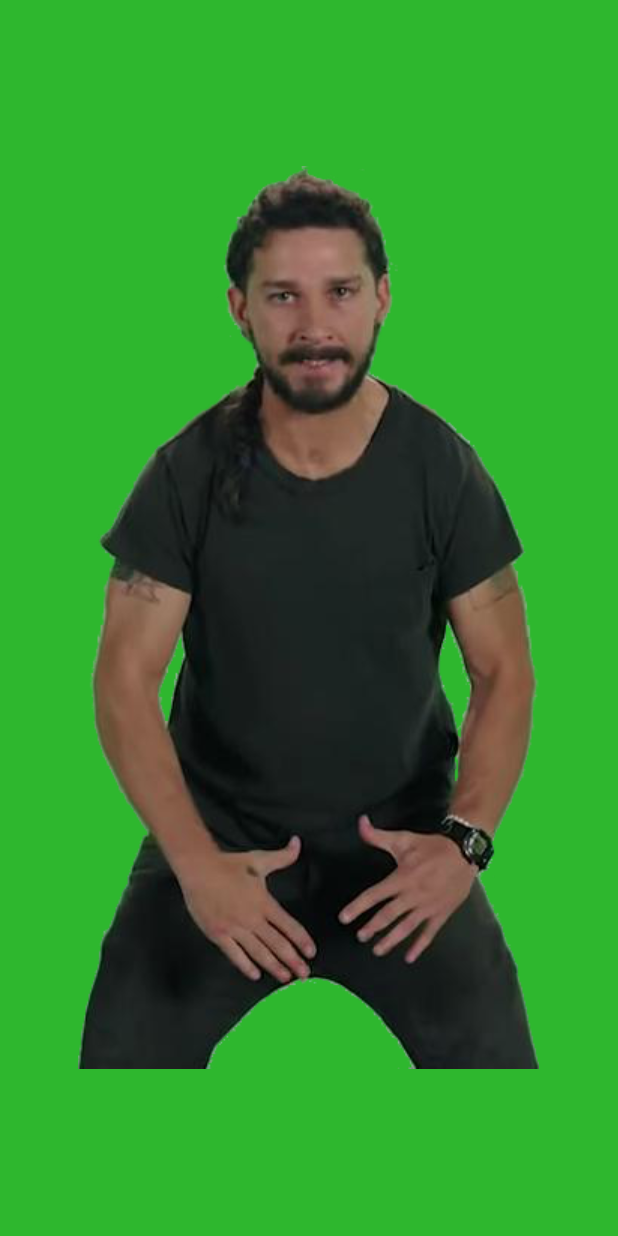
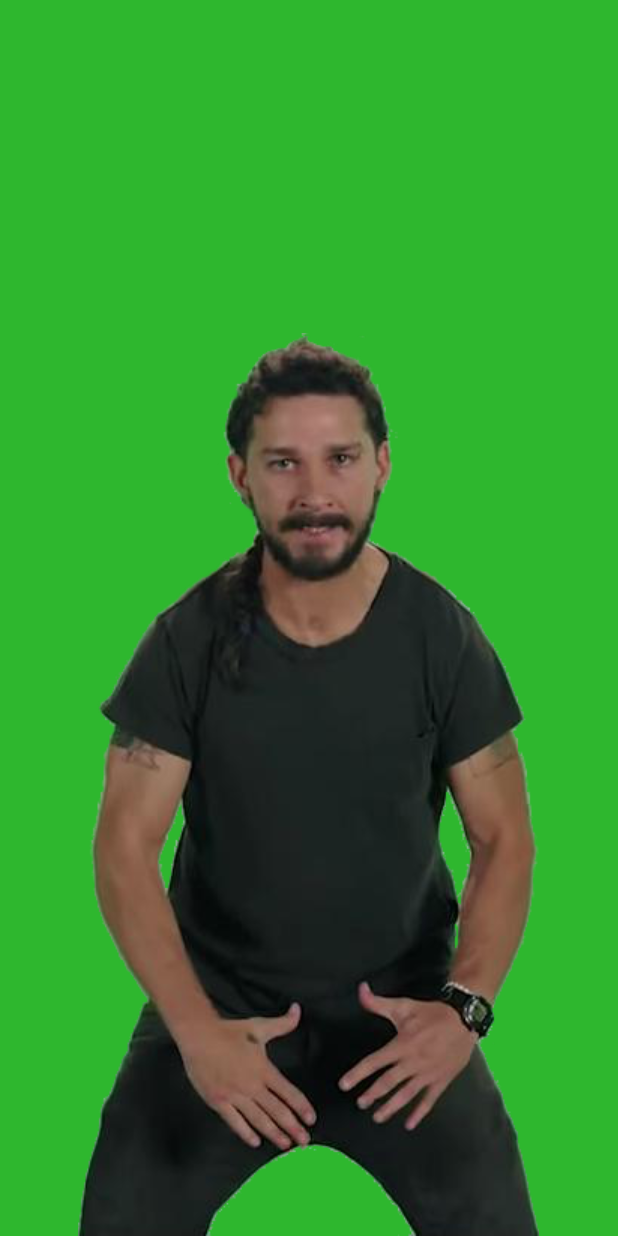
Before and after one commit to dmt5dh/JustDoIt, an Android app: the screen it shows after launch (MainActivity), on a phone screen of 412 x 824 dp. Run offline under Robolectric (Android 15) with nearby library versions, the phone set to English and light mode, and no system bars.

Commit message:
Mouth movement functionality

```diff
--- a/app/src/main/AndroidManifest.xml
+++ b/app/src/main/AndroidManifest.xml
@@ -4,14 +4,14 @@
 
     <application
         android:allowBackup="true"
-        android:icon="@mipmap/ic_launcher"
+        android:icon="@drawable/shiaicon"
         android:label="@string/app_name"
         android:supportsRtl="true"
-        android:theme="@style/AppTheme" >
+        android:theme="@android:style/Theme.NoTitleBar.Fullscreen" >
         <activity
             android:name=".MainActivity"
             android:label="@string/app_name"
-            android:theme="@style/AppTheme.NoActionBar" >
+            android:theme="@android:style/Theme.NoTitleBar.Fullscreen" >
             <intent-filter>
                 <action android:name="android.intent.action.MAIN" />
 
--- /dev/null
+++ b/app/src/main/res/drawable/animation0.xml
@@ -0,0 +1,5 @@
+<animation-list xmlns:android="http://schemas.android.com/apk/res/android" android:oneshot="true">
+    <item android:drawable="@drawable/shiaopen" android:duration="200" />
+    <item android:drawable="@drawable/shia" android:duration="100" />
+    <item android:drawable="@drawable/shiaopen" android:duration="1" />
+</animation-list>
--- /dev/null
+++ b/app/src/main/res/drawable/animation1.xml
@@ -0,0 +1,6 @@
+<animation-list xmlns:android="http://schemas.android.com/apk/res/android"
+    android:oneshot="true">
+    <item android:drawable="@drawable/shiaopen" android:duration="250" />
+    <item android:drawable="@drawable/shia" android:duration="50" />
+    <item android:drawable="@drawable/shiaopen" android:duration="1" />
+</animation-list>
--- /dev/null
+++ b/app/src/main/res/drawable/animation10.xml
@@ -0,0 +1,16 @@
+<animation-list xmlns:android="http://schemas.android.com/apk/res/android"
+    android:oneshot="true">
+    <item android:drawable="@drawable/shiaopen" android:duration="250" />
+    <item android:drawable="@drawable/shia" android:duration="50" />
+    <item android:drawable="@drawable/shiaopen" android:duration="100"/>
+    <item android:drawable="@drawable/shia" android:duration="50" />
+    <item android:drawable="@drawable/shiaopen" android:duration="200"/>
+    <item android:drawable="@drawable/shia" android:duration="200" />
+    <item android:drawable="@drawable/shiaopen" android:duration="150"/>
+    <item android:drawable="@drawable/shia" android:duration="25" />
+    <item android:drawable="@drawable/shiaopen" android:duration="175"/>
+    <item android:drawable="@drawable/shia" android:duration="150" />
+    <item android:drawable="@drawable/shiaopen" android:duration="150"/>
+    <item android:drawable="@drawable/shia" android:duration="50" />
+    <item android:drawable="@drawable/shiaopen" android:duration="1"/>
+</animation-list>
--- /dev/null
+++ b/app/src/main/res/drawable/animation11.xml
@@ -0,0 +1,8 @@
+<animation-list xmlns:android="http://schemas.android.com/apk/res/android"
+    android:oneshot="true">
+    <item android:drawable="@drawable/shiaopen" android:duration="200" />
+    <item android:drawable="@drawable/shia" android:duration="100" />
+    <item android:drawable="@drawable/shiaopen" android:duration="150"/>
+    <item android:drawable="@drawable/shia" android:duration="50" />
+    <item android:drawable="@drawable/shiaopen" android:duration="1"/>
+</animation-list>
--- /dev/null
+++ b/app/src/main/res/drawable/animation12.xml
@@ -0,0 +1,15 @@
+<animation-list xmlns:android="http://schemas.android.com/apk/res/android"
+    android:oneshot="true">
+    <item android:drawable="@drawable/shiaopen" android:duration="150" />
+    <item android:drawable="@drawable/shia" android:duration="50" />
+    <item android:drawable="@drawable/shiaopen" android:duration="150"/>
+    <item android:drawable="@drawable/shia" android:duration="100" />
+    <item android:drawable="@drawable/shiaopen" android:duration="100"/>
+    <item android:drawable="@drawable/shia" android:duration="50" />
+    <item android:drawable="@drawable/shiaopen" android:duration="100"/>
+    <item android:drawable="@drawable/shia" android:duration="100" />
+    <item android:drawable="@drawable/shiaopen" android:duration="150"/>
+    <item android:drawable="@drawable/shia" android:duration="100" />
+    <item android:drawable="@drawable/shiaopen" android:duration="200"/>
+    <item android:drawable="@drawable/shia" android:duration="1" />
+</animation-list>
--- /dev/null
+++ b/app/src/main/res/drawable/animation2.xml
@@ -0,0 +1,16 @@
+<animation-list xmlns:android="http://schemas.android.com/apk/res/android"
+    android:oneshot="true">
+    <item android:drawable="@drawable/shiaopen" android:duration="200" />
+    <item android:drawable="@drawable/shia" android:duration="100" />
+    <item android:drawable="@drawable/shiaopen" android:duration="200"/>
+    <item android:drawable="@drawable/shia" android:duration="50" />
+    <item android:drawable="@drawable/shiaopen" android:duration="150"/>
+    <item android:drawable="@drawable/shia" android:duration="50" />
+    <item android:drawable="@drawable/shiaopen" android:duration="550"/>
+    <item android:drawable="@drawable/shia" android:duration="50" />
+    <item android:drawable="@drawable/shiaopen" android:duration="150"/>
+    <item android:drawable="@drawable/shia" android:duration="50" />
+    <item android:drawable="@drawable/shiaopen" android:duration="400"/>
+    <item android:drawable="@drawable/shia" android:duration="1" />
+
+</animation-list>
--- /dev/null
+++ b/app/src/main/res/drawable/animation3.xml
@@ -0,0 +1,9 @@
+<animation-list xmlns:android="http://schemas.android.com/apk/res/android"
+    android:oneshot="true">
+    <item android:drawable="@drawable/shiaopen" android:duration="450" />
+    <item android:drawable="@drawable/shia" android:duration="300" />
+    <item android:drawable="@drawable/shiaopen" android:duration="150"/>
+    <item android:drawable="@drawable/shia" android:duration="50" />
+    <item android:drawable="@drawable/shiaopen" android:duration="200"/>
+    <item android:drawable="@drawable/shia" android:duration="1" />
+</animation-list>
--- /dev/null
+++ b/app/src/main/res/drawable/animation4.xml
@@ -0,0 +1,9 @@
+<animation-list xmlns:android="http://schemas.android.com/apk/res/android"
+    android:oneshot="true">
+    <item android:drawable="@drawable/shiaopen" android:duration="450" />
+    <item android:drawable="@drawable/shia" android:duration="300" />
+    <item android:drawable="@drawable/shiaopen" android:duration="150"/>
+    <item android:drawable="@drawable/shia" android:duration="50" />
+    <item android:drawable="@drawable/shiaopen" android:duration="200"/>
+    <item android:drawable="@drawable/shia" android:duration="1" />
+</animation-list>
--- /dev/null
+++ b/app/src/main/res/drawable/animation5.xml
@@ -0,0 +1,9 @@
+<animation-list xmlns:android="http://schemas.android.com/apk/res/android"
+    android:oneshot="true">
+    <item android:drawable="@drawable/shiaopen" android:duration="450" />
+    <item android:drawable="@drawable/shia" android:duration="1100" />
+    <item android:drawable="@drawable/shiaopen" android:duration="250"/>
+    <item android:drawable="@drawable/shia" android:duration="50" />
+    <item android:drawable="@drawable/shiaopen" android:duration="300"/>
+    <item android:drawable="@drawable/shia" android:duration="1" />
+</animation-list>
--- /dev/null
+++ b/app/src/main/res/drawable/animation6.xml
@@ -0,0 +1,10 @@
+<animation-list xmlns:android="http://schemas.android.com/apk/res/android"
+    android:oneshot="true">
+    <item android:drawable="@drawable/shiaopen" android:duration="400" />
+    <item android:drawable="@drawable/shia" android:duration="100" />
+    <item android:drawable="@drawable/shiaopen" android:duration="100"/>
+    <item android:drawable="@drawable/shia" android:duration="50" />
+    <item android:drawable="@drawable/shiaopen" android:duration="150"/>
+    <item android:drawable="@drawable/shia" android:duration="1" />
+
+</animation-list>
--- /dev/null
+++ b/app/src/main/res/drawable/animation7.xml
@@ -0,0 +1,12 @@
+<animation-list xmlns:android="http://schemas.android.com/apk/res/android"
+    android:oneshot="true">
+    <item android:drawable="@drawable/shiaopen" android:duration="350" />
+    <item android:drawable="@drawable/shia" android:duration="200" />
+    <item android:drawable="@drawable/shiaopen" android:duration="150"/>
+    <item android:drawable="@drawable/shia" android:duration="50" />
+    <item android:drawable="@drawable/shiaopen" android:duration="500"/>
+    <item android:drawable="@drawable/shia" android:duration="250" />
+    <item android:drawable="@drawable/shiaopen" android:duration="250"/>
+    <item android:drawable="@drawable/shia" android:duration="50" />
+    <item android:drawable="@drawable/shiaopen" android:duration="1"/>
+</animation-list>
--- /dev/null
+++ b/app/src/main/res/drawable/animation8.xml
@@ -0,0 +1,16 @@
+<animation-list xmlns:android="http://schemas.android.com/apk/res/android"
+    android:oneshot="true">
+    <item android:drawable="@drawable/shiaopen" android:duration="200" />
+    <item android:drawable="@drawable/shia" android:duration="100" />
+    <item android:drawable="@drawable/shiaopen" android:duration="100"/>
+    <item android:drawable="@drawable/shia" android:duration="50" />
+    <item android:drawable="@drawable/shiaopen" android:duration="50"/>
+    <item android:drawable="@drawable/shia" android:duration="50" />
+    <item android:drawable="@drawable/shiaopen" android:duration="50"/>
+    <item android:drawable="@drawable/shia" android:duration="50" />
+    <item android:drawable="@drawable/shiaopen" android:duration="150"/>
+    <item android:drawable="@drawable/shia" android:duration="50" />
+    <item android:drawable="@drawable/shiaopen" android:duration="150"/>
+    <item android:drawable="@drawable/shia" android:duration="50" />
+    <item android:drawable="@drawable/shiaopen" android:duration="1"/>
+</animation-list>
--- /dev/null
+++ b/app/src/main/res/drawable/animation9.xml
@@ -0,0 +1,10 @@
+<animation-list xmlns:android="http://schemas.android.com/apk/res/android"
+    android:oneshot="true">
+    <item android:drawable="@drawable/shiaopen" android:duration="550" />
+    <item android:drawable="@drawable/shia" android:duration="550" />
+    <item android:drawable="@drawable/shiaopen" android:duration="150"/>
+    <item android:drawable="@drawable/shia" android:duration="100" />
+    <item android:drawable="@drawable/shiaopen" android:duration="250"/>
+    <item android:drawable="@drawable/shia" android:duration="250" />
+    <item android:drawable="@drawable/shiaopen" android:duration="1"/>
+</animation-list>
--- a/app/src/main/res/layout/activity_main.xml
+++ b/app/src/main/res/layout/activity_main.xml
@@ -1,11 +1,19 @@
 <?xml version="1.0" encoding="utf-8"?>
-<android.support.design.widget.CoordinatorLayout
-    xmlns:android="http://schemas.android.com/apk/res/android"
-    xmlns:app="http://schemas.android.com/apk/res-auto"
-    xmlns:tools="http://schemas.android.com/tools" android:layout_width="match_parent"
-    android:layout_height="match_parent" android:fitsSystemWindows="true"
-    tools:context=".MainActivity">
+<RelativeLayout xmlns:android="http://schemas.android.com/apk/res/android"
+    xmlns:tools="http://schemas.android.com/tools"
+    xmlns:app="http://schemas.android.com/apk/res-auto" android:layout_width="match_parent"
+    android:layout_height="match_parent"
+    app:layout_behavior="@string/appbar_scrolling_view_behavior"
+    android:id="@+id/main_layout"
+    android:background="#2eb72e"
+    tools:showIn="@layout/activity_main" tools:context=".MainActivity">
 
-    <include layout="@layout/content_main" />
 
-</android.support.design.widget.CoordinatorLayout>
+    <ImageView
+        android:layout_width="wrap_content"
+        android:layout_height="wrap_content"
+        android:id="@+id/imageView"
+        android:layout_centerVertical="true"
+        android:layout_centerHorizontal="true"
+        android:layout_alignParentBottom="true"/>
+</RelativeLayout>
--- a/app/src/main/res/layout/content_main.xml
+++ b/app/src/main/res/layout/content_main.xml
@@ -2,10 +2,7 @@
 <RelativeLayout xmlns:android="http://schemas.android.com/apk/res/android"
     xmlns:tools="http://schemas.android.com/tools"
     xmlns:app="http://schemas.android.com/apk/res-auto" android:layout_width="match_parent"
-    android:layout_height="match_parent" android:paddingLeft="@dimen/activity_horizontal_margin"
-    android:paddingRight="@dimen/activity_horizontal_margin"
-    android:paddingTop="@dimen/activity_vertical_margin"
-    android:paddingBottom="@dimen/activity_vertical_margin"
+    android:layout_height="match_parent"
     app:layout_behavior="@string/appbar_scrolling_view_behavior"
     android:id="@+id/main_layout"
     android:background="#2eb72e"
@@ -16,7 +13,7 @@
         android:layout_width="wrap_content"
         android:layout_height="wrap_content"
         android:id="@+id/imageView"
-        android:background="@drawable/shia"
         android:layout_centerVertical="true"
-        android:layout_centerHorizontal="true" />
+        android:layout_centerHorizontal="true"
+        android:layout_alignParentBottom="true"/>
 </RelativeLayout>
--- a/app/src/main/res/values/strings.xml
+++ b/app/src/main/res/values/strings.xml
@@ -1,4 +1,4 @@
 <resources>
-    <string name="app_name">JustDoIt</string>
+    <string name="app_name">Shia Motivation</string>
     <string name="action_settings">Settings</string>
 </resources>
```
Also changed, not shown: app/src/main/java/arashincleric/com/justdoit/MainActivity.java (+96 -2 lines), app/src/main/res/drawable/shiaicon.png (added), app/src/main/res/drawable/shiaopen.png (added).
